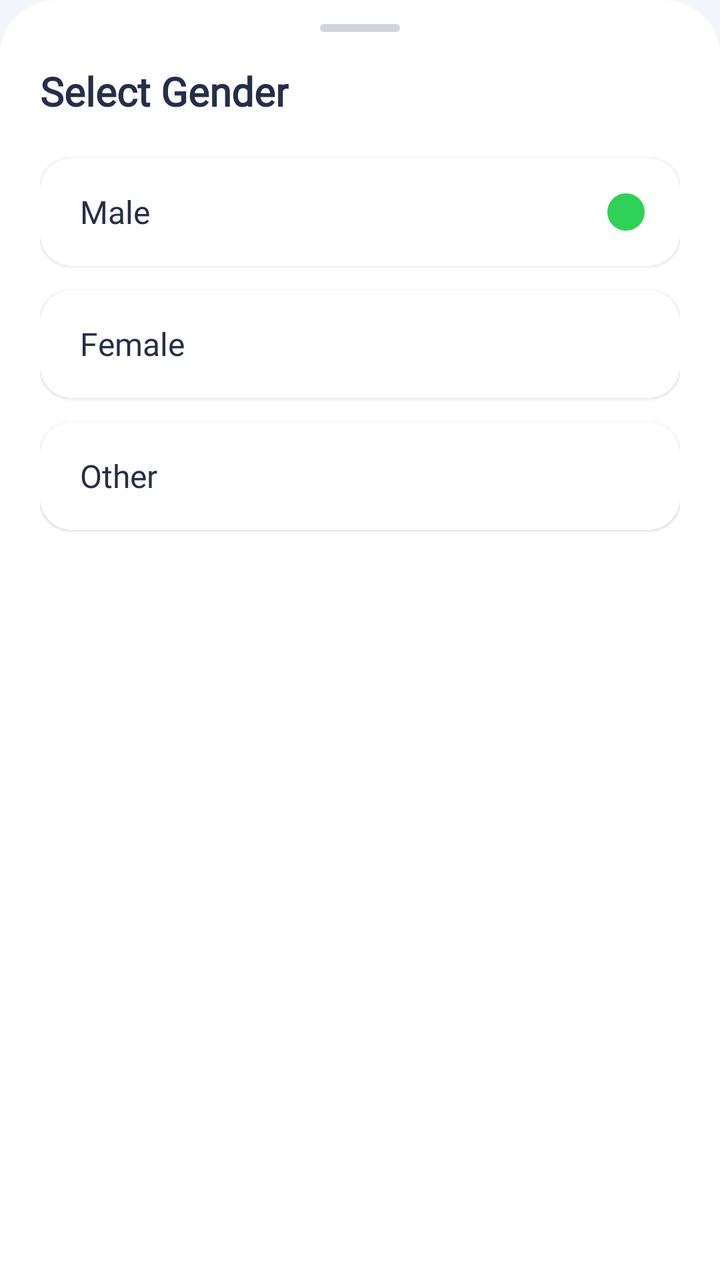
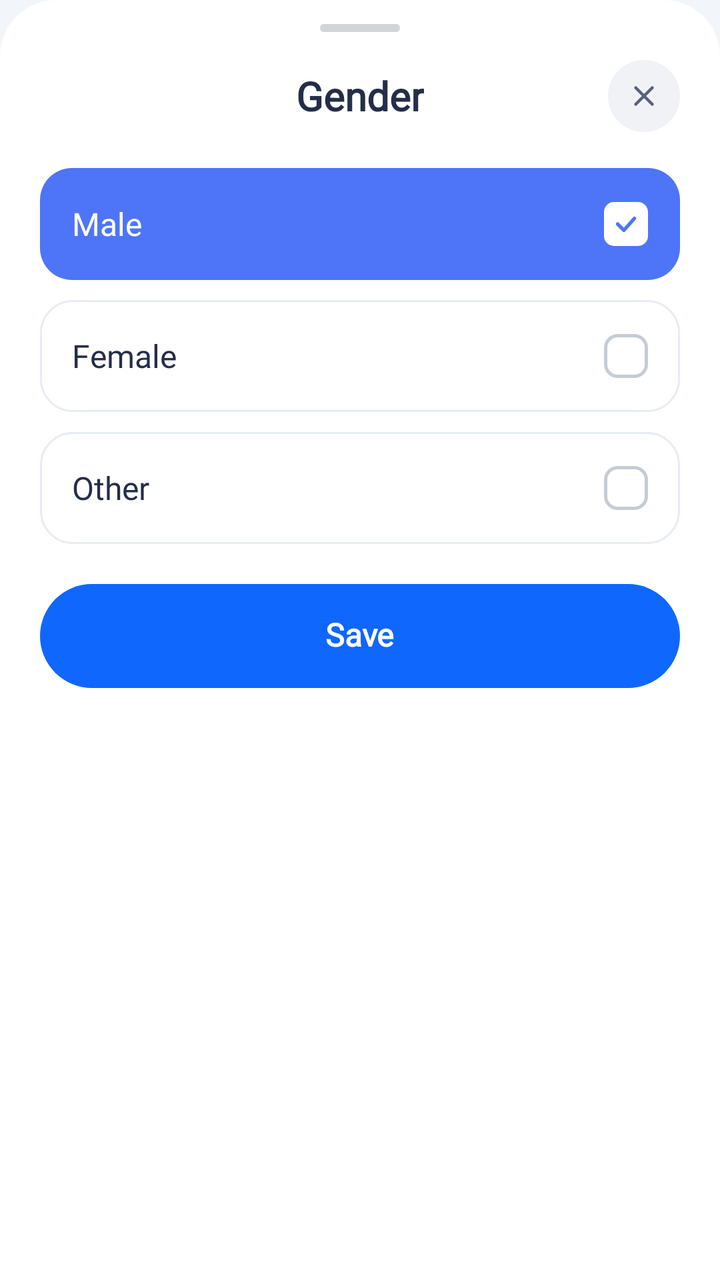

The first picture is an Android layout as it rendered before a commit; the second is the same layout after the commit. The layout source and the unified diff follow.
<!-- AndroidManifest.xml: application theme Theme.HealthCareAI -->
<!-- res/layout/bottom_sheet_select_gender.xml -->
<?xml version="1.0" encoding="utf-8"?>
<LinearLayout xmlns:android="http://schemas.android.com/apk/res/android"
    xmlns:app="http://schemas.android.com/apk/res-auto"
    android:layout_width="match_parent"
    android:layout_height="wrap_content"
    android:background="@drawable/bg_bottom_sheet_rounded"
    android:orientation="vertical"
    android:paddingHorizontal="20dp"
    android:paddingTop="12dp"
    android:paddingBottom="32dp">

    
    <View
        android:layout_width="40dp"
        android:layout_height="4dp"
        android:layout_gravity="center_horizontal"
        android:layout_marginBottom="16dp"
        android:background="@drawable/bg_bottom_sheet_drag_handle" />

    
    <TextView
        android:layout_width="wrap_content"
        android:layout_height="wrap_content"
        android:layout_marginBottom="20dp"
        android:fontFamily="@font/urbanist"
        android:text="@string/select_gender_title"
        android:textColor="@color/color_text"
        android:textSize="20sp"
        android:textStyle="bold" />

    
    <FrameLayout
        android:id="@+id/cardGenderMale"
        android:layout_width="match_parent"
        android:layout_height="54dp"
        android:layout_marginBottom="12dp"
        android:background="@drawable/bg_profile_input_card"
        android:clickable="true"
        android:elevation="1dp"
        android:focusable="true">

        <TextView
            android:layout_width="wrap_content"
            android:layout_height="wrap_content"
            android:layout_gravity="center_vertical|start"
            android:layout_marginStart="20dp"
            android:fontFamily="@font/urbanist_medium"
            android:text="@string/gender_male"
            android:textColor="@color/color_text"
            android:textSize="16sp" />

        <ImageView
            android:id="@+id/ivCheckMale"
            android:layout_width="22dp"
            android:layout_height="22dp"
            android:layout_gravity="center_vertical|end"
            android:layout_marginEnd="16dp"
            android:src="@drawable/bg_green_check_circle"
            android:visibility="visible" />
    </FrameLayout>

    
    <FrameLayout
        android:id="@+id/cardGenderFemale"
        android:layout_width="match_parent"
        android:layout_height="54dp"
        android:layout_marginBottom="12dp"
        android:background="@drawable/bg_profile_input_card"
        android:clickable="true"
        android:elevation="1dp"
        android:focusable="true">

        <TextView
            android:layout_width="wrap_content"
            android:layout_height="wrap_content"
            android:layout_gravity="center_vertical|start"
            android:layout_marginStart="20dp"
            android:fontFamily="@font/urbanist_medium"
            android:text="@string/gender_female"
            android:textColor="@color/color_text"
            android:textSize="16sp" />

        <ImageView
            android:id="@+id/ivCheckFemale"
            android:layout_width="22dp"
            android:layout_height="22dp"
            android:layout_gravity="center_vertical|end"
            android:layout_marginEnd="16dp"
            android:src="@drawable/bg_green_check_circle"
            android:visibility="gone" />
    </FrameLayout>

    
    <FrameLayout
        android:id="@+id/cardGenderOther"
        android:layout_width="match_parent"
        android:layout_height="54dp"
        android:background="@drawable/bg_profile_input_card"
        android:clickable="true"
        android:elevation="1dp"
        android:focusable="true">

        <TextView
            android:layout_width="wrap_content"
            android:layout_height="wrap_content"
            android:layout_gravity="center_vertical|start"
            android:layout_marginStart="20dp"
            android:fontFamily="@font/urbanist_medium"
            android:text="@string/gender_other"
            android:textColor="@color/color_text"
            android:textSize="16sp" />

        <ImageView
            android:id="@+id/ivCheckOther"
            android:layout_width="22dp"
            android:layout_height="22dp"
            android:layout_gravity="center_vertical|end"
            android:layout_marginEnd="16dp"
            android:src="@drawable/bg_green_check_circle"
            android:visibility="gone" />
    </FrameLayout>

</LinearLayout>
<!-- resources referenced by this layout -->
<resources>
  <color name="color_text">#242E49</color>
  <!-- drawable bg_green_check_circle (drawable) -->
  <?xml version="1.0" encoding="utf-8"?>
  <shape xmlns:android="http://schemas.android.com/apk/res/android"
      android:shape="oval">
      <solid android:color="#30D158" />
      <stroke
          android:width="1.5dp"
          android:color="#FFFFFF" />
  </shape>
  <!-- drawable bg_profile_input_card (drawable) -->
  <?xml version="1.0" encoding="utf-8"?>
  <shape xmlns:android="http://schemas.android.com/apk/res/android"
      android:shape="rectangle">
      <corners android:radius="16dp" />
      <solid android:color="@color/white" />
  </shape>
  <string name="gender_male">Male</string>
  <string name="select_gender_title">Select Gender</string>
  <color name="white">#FFFFFFFF</color>
  <color name="screen_bg">#F2F5F9</color>
  <color name="splash_bg">#0F67FE</color>
  <!-- unchanged entries left out for length: 9 -->
</resources>

<!-- the commit's change to res/layout/bottom_sheet_select_gender.xml (unified diff, before → after) -->
@@ -1,52 +1,69 @@
 <?xml version="1.0" encoding="utf-8"?>
 <LinearLayout xmlns:android="http://schemas.android.com/apk/res/android"
-    xmlns:app="http://schemas.android.com/apk/res-auto"
     android:layout_width="match_parent"
     android:layout_height="wrap_content"
     android:background="@drawable/bg_bottom_sheet_rounded"
     android:orientation="vertical"
     android:paddingHorizontal="20dp"
     android:paddingTop="12dp"
-    android:paddingBottom="32dp">
+    android:paddingBottom="24dp">
 
     
     <View
         android:layout_width="40dp"
         android:layout_height="4dp"
         android:layout_gravity="center_horizontal"
-        android:layout_marginBottom="16dp"
+        android:layout_marginBottom="12dp"
         android:background="@drawable/bg_bottom_sheet_drag_handle" />
 
     
-    <TextView
-        android:layout_width="wrap_content"
-        android:layout_height="wrap_content"
-        android:layout_marginBottom="20dp"
-        android:fontFamily="@font/urbanist"
-        android:text="@string/select_gender_title"
-        android:textColor="@color/color_text"
-        android:textSize="20sp"
-        android:textStyle="bold" />
+    <FrameLayout
+        android:layout_width="match_parent"
+        android:layout_height="40dp"
+        android:layout_marginBottom="16dp">
+
+        <TextView
+            android:layout_width="wrap_content"
+            android:layout_height="wrap_content"
+            android:layout_gravity="center"
+            android:fontFamily="@font/urbanist"
+            android:text="@string/title_gender_sheet"
+            android:textColor="@color/color_text"
+            android:textSize="20sp"
+            android:textStyle="bold" />
+
+        <ImageView
+            android:id="@+id/btnClose"
+            android:layout_width="36dp"
+            android:layout_height="36dp"
+            android:layout_gravity="end|center_vertical"
+            android:background="@drawable/bg_circle_close_button"
+            android:clickable="true"
+            android:contentDescription="@string/btn_cancel"
+            android:focusable="true"
+            android:padding="9dp"
+            android:src="@drawable/ic_close_gray" />
+    </FrameLayout>
 
     
     <FrameLayout
         android:id="@+id/cardGenderMale"
         android:layout_width="match_parent"
-        android:layout_height="54dp"
-        android:layout_marginBottom="12dp"
-        android:background="@drawable/bg_profile_input_card"
+        android:layout_height="56dp"
+        android:layout_marginBottom="10dp"
+        android:background="@drawable/bg_bottom_sheet_item_selected"
         android:clickable="true"
-        android:elevation="1dp"
         android:focusable="true">
 
         <TextView
+            android:id="@+id/tvGenderMale"
             android:layout_width="wrap_content"
             android:layout_height="wrap_content"
             android:layout_gravity="center_vertical|start"
-            android:layout_marginStart="20dp"
+            android:layout_marginStart="16dp"
             android:fontFamily="@font/urbanist_medium"
             android:text="@string/gender_male"
-            android:textColor="@color/color_text"
+            android:textColor="@color/white"
             android:textSize="16sp" />
 
         <ImageView
@@ -55,26 +72,25 @@
             android:layout_height="22dp"
             android:layout_gravity="center_vertical|end"
             android:layout_marginEnd="16dp"
-            android:src="@drawable/bg_green_check_circle"
-            android:visibility="visible" />
+            android:src="@drawable/bg_checkbox_selected_white" />
     </FrameLayout>
 
     
     <FrameLayout
         android:id="@+id/cardGenderFemale"
         android:layout_width="match_parent"
-        android:layout_height="54dp"
-        android:layout_marginBottom="12dp"
-        android:background="@drawable/bg_profile_input_card"
+        android:layout_height="56dp"
+        android:layout_marginBottom="10dp"
+        android:background="@drawable/bg_bottom_sheet_item_unselected"
         android:clickable="true"
-        android:elevation="1dp"
         android:focusable="true">
 
         <TextView
+            android:id="@+id/tvGenderFemale"
             android:layout_width="wrap_content"
             android:layout_height="wrap_content"
             android:layout_gravity="center_vertical|start"
-            android:layout_marginStart="20dp"
+            android:layout_marginStart="16dp"
             android:fontFamily="@font/urbanist_medium"
             android:text="@string/gender_female"
             android:textColor="@color/color_text"
@@ -86,25 +102,24 @@
             android:layout_height="22dp"
             android:layout_gravity="center_vertical|end"
             android:layout_marginEnd="16dp"
-            android:src="@drawable/bg_green_check_circle"
-            android:visibility="gone" />
+            android:src="@drawable/bg_checkbox_unchecked" />
     </FrameLayout>
 
     
     <FrameLayout
         android:id="@+id/cardGenderOther"
         android:layout_width="match_parent"
-        android:layout_height="54dp"
-        android:background="@drawable/bg_profile_input_card"
+        android:layout_height="56dp"
+        android:background="@drawable/bg_bottom_sheet_item_unselected"
         android:clickable="true"
-        android:elevation="1dp"
         android:focusable="true">
 
         <TextView
+            android:id="@+id/tvGenderOther"
             android:layout_width="wrap_content"
             android:layout_height="wrap_content"
             android:layout_gravity="center_vertical|start"
-            android:layout_marginStart="20dp"
+            android:layout_marginStart="16dp"
             android:fontFamily="@font/urbanist_medium"
             android:text="@string/gender_other"
             android:textColor="@color/color_text"
@@ -116,8 +131,29 @@
             android:layout_height="22dp"
             android:layout_gravity="center_vertical|end"
             android:layout_marginEnd="16dp"
-            android:src="@drawable/bg_green_check_circle"
-            android:visibility="gone" />
+            android:src="@drawable/bg_checkbox_unchecked" />
+    </FrameLayout>
+
+    
+    <FrameLayout
+        android:id="@+id/btnSaveGender"
+        android:layout_width="match_parent"
+        android:layout_height="52dp"
+        android:layout_marginTop="20dp"
+        android:background="@drawable/bg_pill_btn_blue"
+        android:clickable="true"
+        android:focusable="true">
+
+        <TextView
+            android:layout_width="wrap_content"
+            android:layout_height="wrap_content"
+            android:layout_gravity="center"
+            android:fontFamily="@font/urbanist"
+            android:includeFontPadding="false"
+            android:text="@string/btn_save"
+            android:textColor="@color/white"
+            android:textSize="16sp"
+            android:textStyle="bold" />
     </FrameLayout>
 
 </LinearLayout>
<!-- resource entries referenced after the edit -->
@@ -1,25 +1,117 @@
 <!-- resources referenced by this layout -->
 <resources>
   <color name="color_text">#242E49</color>
-  <!-- drawable bg_green_check_circle (drawable) -->
+  <string name="gender_male">Male</string>
+  <string name="title_gender_sheet">Gender</string>
+  <color name="primary_color">#0F67FE</color>
+  <color name="white">#FFFFFFFF</color>
+  <!-- drawable bg_bottom_sheet_item_selected (drawable) -->
   <?xml version="1.0" encoding="utf-8"?>
-  <shape xmlns:android="http://schemas.android.com/apk/res/android"
-      android:shape="oval">
-      <solid android:color="#30D158" />
-      <stroke
-          android:width="1.5dp"
-          android:color="#FFFFFF" />
-  </shape>
-  <!-- drawable bg_profile_input_card (drawable) -->
+  <ripple xmlns:android="http://schemas.android.com/apk/res/android"
+      android:color="#25FFFFFF">
+      <item>
+          <shape android:shape="rectangle">
+              <corners android:radius="16dp" />
+              <solid android:color="#4E75F7" />
+          </shape>
+      </item>
+  </ripple>
+  <!-- drawable bg_bottom_sheet_item_unselected (drawable) -->
+  <?xml version="1.0" encoding="utf-8"?>
+  <ripple xmlns:android="http://schemas.android.com/apk/res/android"
+      android:color="#120F67FE">
+      <item>
+          <shape android:shape="rectangle">
+              <corners android:radius="16dp" />
+              <solid android:color="@color/white" />
+              <stroke
+                  android:width="1dp"
+                  android:color="#E6ECF5" />
+          </shape>
+      </item>
+  </ripple>
+  <!-- drawable bg_checkbox_selected_white (drawable) -->
+  <?xml version="1.0" encoding="utf-8"?>
+  <layer-list xmlns:android="http://schemas.android.com/apk/res/android">
+      <item>
+          <shape android:shape="rectangle">
+              <corners android:radius="5dp" />
+              <solid android:color="@color/white" />
+              <size
+                  android:width="22dp"
+                  android:height="22dp" />
+          </shape>
+      </item>
+      <item
+          android:bottom="4dp"
+          android:left="4dp"
+          android:right="4dp"
+          android:top="4dp">
+          <vector
+              android:width="14dp"
+              android:height="14dp"
+              android:viewportWidth="20"
+              android:viewportHeight="20">
+              <path
+                  android:fillColor="#00000000"
+                  android:pathData="M4,10 L8.5,14.5 L16,6"
+                  android:strokeColor="#4E75F7"
+                  android:strokeLineCap="round"
+                  android:strokeLineJoin="round"
+                  android:strokeWidth="2.5" />
+          </vector>
+      </item>
+  </layer-list>
+  <!-- drawable bg_checkbox_unchecked (drawable) -->
   <?xml version="1.0" encoding="utf-8"?>
   <shape xmlns:android="http://schemas.android.com/apk/res/android"
       android:shape="rectangle">
-      <corners android:radius="16dp" />
+      <corners android:radius="6dp" />
       <solid android:color="@color/white" />
+      <stroke
+          android:width="1.5dp"
+          android:color="#C4CCD6" />
+      <size
+          android:width="22dp"
+          android:height="22dp" />
   </shape>
-  <string name="gender_male">Male</string>
-  <string name="select_gender_title">Select Gender</string>
-  <color name="white">#FFFFFFFF</color>
+  <!-- drawable bg_circle_close_button (drawable) -->
+  <?xml version="1.0" encoding="utf-8"?>
+  <ripple xmlns:android="http://schemas.android.com/apk/res/android"
+      android:color="#20000000">
+      <item>
+          <shape android:shape="oval">
+              <solid android:color="#F0F2F6" />
+          </shape>
+      </item>
+  </ripple>
+  <!-- drawable bg_pill_btn_blue (drawable) -->
+  <?xml version="1.0" encoding="utf-8"?>
+  <ripple xmlns:android="http://schemas.android.com/apk/res/android"
+      android:color="#33FFFFFF">
+      <item>
+          <shape android:shape="rectangle">
+              <solid android:color="@color/primary_color" />
+              <corners android:radius="100dp" />
+          </shape>
+      </item>
+  </ripple>
+  <!-- drawable ic_close_gray (drawable) -->
+  <?xml version="1.0" encoding="utf-8"?>
+  <vector xmlns:android="http://schemas.android.com/apk/res/android"
+      android:width="24dp"
+      android:height="24dp"
+      android:viewportWidth="24"
+      android:viewportHeight="24">
+      <path
+          android:pathData="M6.5,6.5 L17.5,17.5 M17.5,6.5 L6.5,17.5"
+          android:strokeColor="#56627A"
+          android:strokeWidth="2.0"
+          android:strokeLineCap="round"
+          android:strokeLineJoin="round" />
+  </vector>
+  <string name="btn_cancel">Cancel</string>
+  <string name="btn_save">Save</string>
   <color name="screen_bg">#F2F5F9</color>
   <color name="splash_bg">#0F67FE</color>
   <!-- unchanged entries left out for length: 9 -->
